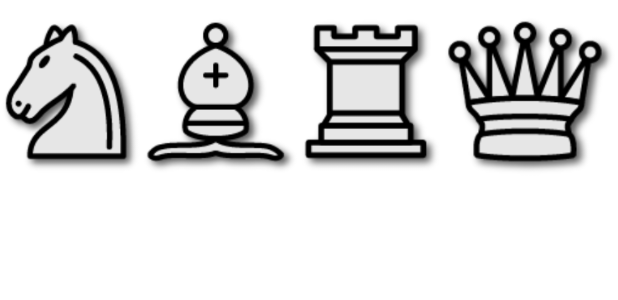
After one commit to adam-rankn/ChessTrainer, an Android app: the layout popup_pawn_promotion.xml on its own in the app's theme, with its tools: preview values and no code run, on a phone screen of 412 x 824 dp. The commit adds this screen. Shown: the top 300 px of the screen. Run offline under Robolectric (Android 15) with nearby library versions, the phone set to English and light mode, and no system bars.

Commit message:
- pawn promotion code, UI - random util functions - initial code for pawn break puzzles

```diff
--- a/app/build.gradle
+++ b/app/build.gradle
@@ -39,6 +39,7 @@ dependencies {
 
     implementation 'androidx.core:core-ktx:1.9.0'
     implementation 'androidx.appcompat:appcompat:1.6.1'
+
     implementation 'com.google.android.material:material:1.8.0'
     implementation 'androidx.constraintlayout:constraintlayout:2.1.4'
     implementation files('C:/Users/Adam/Downloads/stockfish.zip')
--- a/app/src/main/java/com/pinguapps/chesstrainer/data/Chessgame.kt
+++ b/app/src/main/java/com/pinguapps/chesstrainer/data/Chessgame.kt
@@ -2,9 +2,9 @@ package com.pinguapps.chesstrainer.data
 
 import java.util.Stack
 
-class Chessgame(color: Color= Color.BLACK) {
+class Chessgame(color: Color= Color.WHITE) {
 
-    val chessboard: Chessboard = Chessboard()
+    var chessboard: Chessboard = Chessboard()
 
     val playerColor = color
     val toMove = Color.WHITE
--- /dev/null
+++ b/app/src/main/res/layout/popup_pawn_promotion.xml
@@ -0,0 +1,33 @@
+<?xml version="1.0" encoding="utf-8"?>
+<LinearLayout xmlns:android="http://schemas.android.com/apk/res/android"
+    android:layout_width="match_parent"
+    android:layout_height="match_parent"
+    android:background="@color/white">
+
+
+    <ImageView
+        android:id="@+id/promotion_knight"
+        android:src="@drawable/w_knight"
+        android:layout_weight="1"
+        android:layout_width="wrap_content"
+        android:layout_height="wrap_content" />
+    <ImageView
+        android:id="@+id/promotion_bishop"
+        android:src="@drawable/w_bishop"
+        android:layout_weight="1"
+        android:layout_width="wrap_content"
+        android:layout_height="wrap_content" />
+    <ImageView
+        android:id="@+id/promotion_rook"
+        android:src="@drawable/w_rook"
+        android:layout_weight="1"
+        android:layout_width="wrap_content"
+        android:layout_height="wrap_content" />
+    <ImageView
+        android:id="@+id/promotion_queen"
+        android:src="@drawable/w_queen"
+        android:layout_weight="1"
+        android:layout_width="wrap_content"
+        android:layout_height="wrap_content" />
+
+</LinearLayout>
```
Also changed, not shown: app/src/main/java/com/pinguapps/chesstrainer/data/Chessboard.kt (+38 -5 lines), app/src/main/java/com/pinguapps/chesstrainer/logic/PassedPawnPuzzle.kt (added, +119 -0 lines), app/src/main/java/com/pinguapps/chesstrainer/ui/ChessView.kt (+76 -6 lines), app/src/main/java/com/pinguapps/chesstrainer/ui/ChessboardFragment.kt (+14 -2 lines), app/src/main/java/com/pinguapps/chesstrainer/util/randomFromTwo.kt (added, +23 -0 lines), 1 other file.
